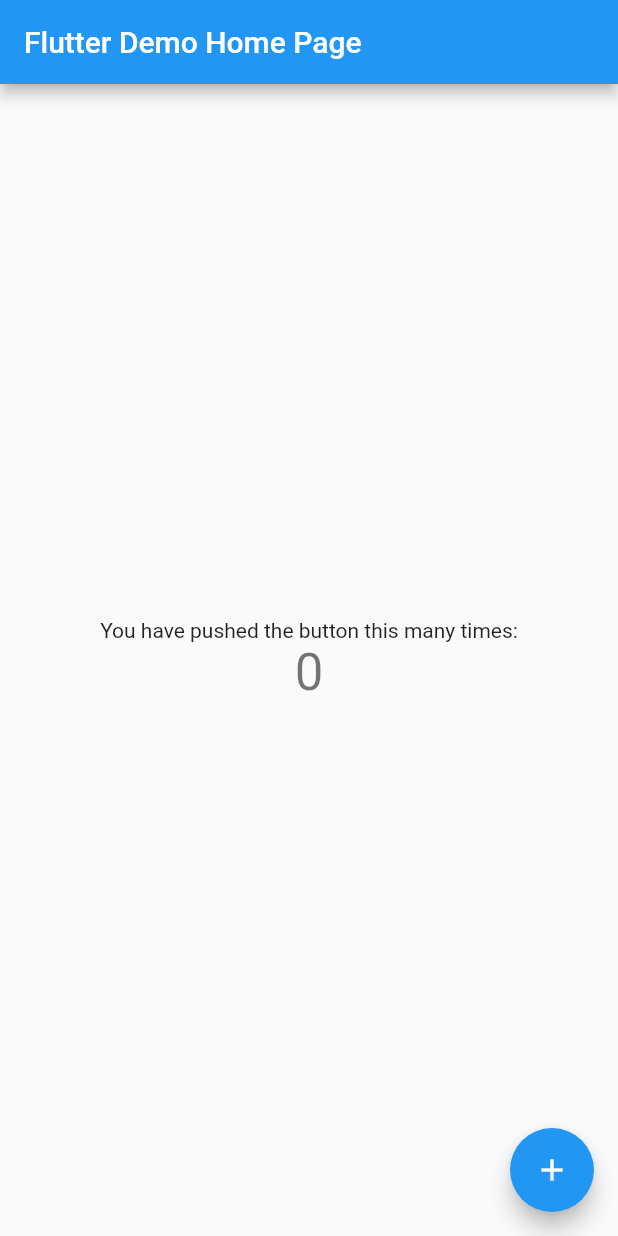
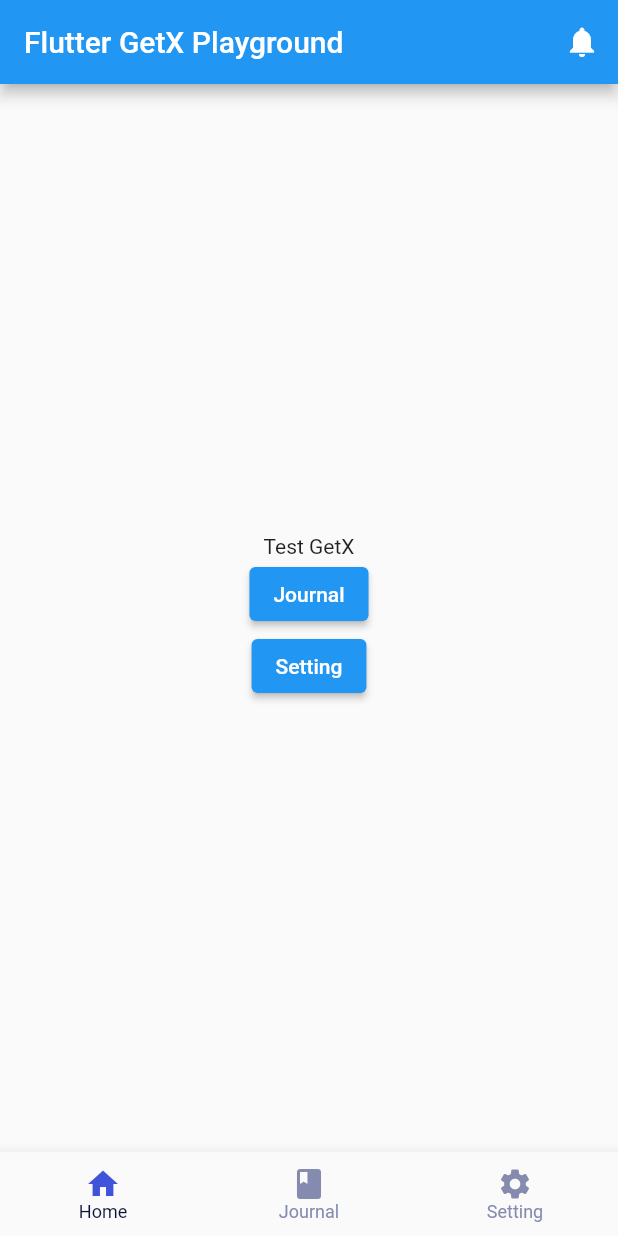
Before and after one commit to khemmanat/flutter_getx_playground, a Flutter app: the screen it shows after launch, on a phone screen of 412 x 824 dp. Run offline on Flutter 3.47's test engine with Material 2 defaults, Android fonts, the phone set to English and light mode, and no system bars; our stand-ins replace get, google_fonts; Roboto replaces fonts that are missing (Mitr).

Commit message:
test routing

```diff
--- /dev/null
+++ b/lib/core/app_scaffold.dart
@@ -0,0 +1,38 @@
+import 'package:flutter/material.dart';
+
+class AppScaffold extends StatefulWidget {
+  const AppScaffold({
+    Key? key,
+    required this.body,
+    this.bottom,
+  }) : super(key: key);
+
+  final Widget body;
+  final Widget? bottom;
+
+  @override
+  State<AppScaffold> createState() => _AppScaffoldState();
+}
+
+class _AppScaffoldState extends State<AppScaffold> {
+  @override
+  Widget build(BuildContext context) {
+    return SafeArea(
+      top: true,
+      bottom: false,
+      child: Scaffold(
+        appBar: AppBar(
+          title: const Text('Flutter GetX Playground'),
+          actions: [
+            IconButton(
+              icon: const Icon(Icons.notifications),
+              onPressed: () {},
+            ),
+          ],
+        ),
+        body: widget.body,
+        bottomNavigationBar: widget.bottom,
+      ),
+    );
+  }
+}
--- /dev/null
+++ b/lib/features/home/home_screen.dart
@@ -0,0 +1,45 @@
+import 'package:flutter/material.dart';
+import 'package:flutter_getx_playground/features/journal/journal_screen.dart';
+import 'package:flutter_getx_playground/features/main/main_screen.dart';
+import 'package:flutter_getx_playground/features/setting/setting_screen.dart';
+import 'package:get/get.dart';
+
+class HomeScreen extends StatefulWidget {
+  const HomeScreen({Key? key}) : super(key: key);
+
+  @override
+  State<HomeScreen> createState() => _HomeScreenState();
+}
+
+class _HomeScreenState extends State<HomeScreen> {
+  BottomNavigationBar navigator =
+      MainScreen.bottomNavigatorKey.currentWidget as BottomNavigationBar;
+
+  @override
+  Widget build(BuildContext context) {
+    return Center(
+      child: Column(
+        mainAxisAlignment: MainAxisAlignment.center,
+        children: [
+          const Text(
+            'Test GetX',
+          ),
+          ElevatedButton(
+            child: const Text('Journal'),
+            onPressed: () {
+              // Get.to(JournalScreen());
+              navigator.onTap!(1);
+            },
+          ),
+          ElevatedButton(
+            child: const Text('Setting'),
+            onPressed: () {
+              // Get.to(SettingScreen());
+              navigator.onTap!(2);
+            },
+          ),
+        ],
+      ),
+    );
+  }
+}
--- /dev/null
+++ b/lib/features/journal/journal_screen.dart
@@ -0,0 +1,25 @@
+import 'package:flutter/material.dart';
+import 'package:get/get.dart';
+
+class JournalScreen extends StatefulWidget {
+  const JournalScreen({Key? key}) : super(key: key);
+
+  @override
+  State<JournalScreen> createState() => _JournalScreenState();
+}
+
+class _JournalScreenState extends State<JournalScreen> {
+  @override
+  Widget build(BuildContext context) {
+    return Center(
+      child: Column(
+        mainAxisAlignment: MainAxisAlignment.center,
+        children: const [
+          Text(
+            'JOURNAL',
+          ),
+        ],
+      ),
+    );
+  }
+}
--- /dev/null
+++ b/lib/features/main/main_screen.dart
@@ -0,0 +1,80 @@
+import 'package:flutter/material.dart';
+import 'package:flutter_getx_playground/core/app_scaffold.dart';
+import 'package:flutter_getx_playground/features/home/home_screen.dart';
+import 'package:flutter_getx_playground/features/journal/journal_screen.dart';
+import 'package:flutter_getx_playground/features/setting/setting_screen.dart';
+import 'package:flutter_getx_playground/theme/color_theme.dart';
+import 'package:google_fonts/google_fonts.dart';
+
+class MainScreen extends StatefulWidget {
+  const MainScreen({Key? key}) : super(key: key);
+  static final bottomNavigatorKey = GlobalKey<State<BottomNavigationBar>>();
+
+  @override
+  State<MainScreen> createState() => _MainScreenState();
+}
+
+class _MainScreenState extends State<MainScreen> {
+  int index = 0;
+
+  @override
+  void initState() {
+    super.initState();
+  }
+
+  @override
+  Widget build(BuildContext context) {
+    return AppScaffold(
+      body: IndexedStack(
+        index: index,
+        children: const [
+          HomeScreen(),
+          JournalScreen(),
+          SettingScreen(),
+        ],
+      ),
+      bottom: BottomNavigationBar(
+          key: MainScreen.bottomNavigatorKey,
+          showUnselectedLabels: true,
+          type: BottomNavigationBarType.fixed,
+          selectedFontSize: 14,
+          unselectedFontSize: 14,
+          selectedItemColor: ColorTheme.primaryBlackColor,
+          selectedIconTheme:
+              const IconThemeData(color: ColorTheme.primaryBlueColor),
+          selectedLabelStyle: GoogleFonts.mitr(
+            fontSize: 12,
+            color: ColorTheme.primaryBlackColor,
+          ),
+          unselectedLabelStyle: GoogleFonts.mitr(
+            fontSize: 12,
+            color: ColorTheme.primaryBlueGrayColor,
+          ),
+          unselectedIconTheme:
+              const IconThemeData(color: ColorTheme.primaryBlueGrayColor),
+          unselectedItemColor: ColorTheme.primaryBlueGrayColor,
+          items: [
+            _buildBottomNavItem(title: "Home", icon: const Icon(Icons.home)),
+            _buildBottomNavItem(title: "Journal", icon: const Icon(Icons.book)),
+            _buildBottomNavItem(
+                title: "Setting", icon: const Icon(Icons.settings)),
+          ],
+          currentIndex: index,
+          onTap: (int index) {
+            setState(() {
+              this.index = index;
+            });
+          }),
+    );
+  }
+
+  BottomNavigationBarItem _buildBottomNavItem({
+    required String title,
+    required Widget icon,
+  }) {
+    return BottomNavigationBarItem(
+      icon: icon,
+      label: title,
+    );
+  }
+}
--- /dev/null
+++ b/lib/features/setting/setting_screen.dart
@@ -0,0 +1,25 @@
+import 'package:flutter/material.dart';
+import 'package:get/get.dart';
+
+class SettingScreen extends StatefulWidget {
+  const SettingScreen({Key? key}) : super(key: key);
+
+  @override
+  State<SettingScreen> createState() => _SettingScreenState();
+}
+
+class _SettingScreenState extends State<SettingScreen> {
+  @override
+  Widget build(BuildContext context) {
+    return Center(
+      child: Column(
+        mainAxisAlignment: MainAxisAlignment.center,
+        children: const [
+          Text(
+            'SETTING',
+          ),
+        ],
+      ),
+    );
+  }
+}
--- a/lib/main.dart
+++ b/lib/main.dart
@@ -1,4 +1,9 @@
 import 'package:flutter/material.dart';
+import 'package:flutter_getx_playground/features/home/home_screen.dart';
+import 'package:flutter_getx_playground/features/journal/journal_screen.dart';
+import 'package:flutter_getx_playground/features/main/main_screen.dart';
+import 'package:flutter_getx_playground/features/setting/setting_screen.dart';
+import 'package:get/get.dart';
 
 void main() {
   runApp(const MyApp());
@@ -7,109 +12,15 @@
 class MyApp extends StatelessWidget {
   const MyApp({Key? key}) : super(key: key);
 
-  // This widget is the root of your application.
   @override
   Widget build(BuildContext context) {
-    return MaterialApp(
-      title: 'Flutter Demo',
+    return GetMaterialApp(
+      debugShowCheckedModeBanner: false,
+      title: 'Flutter GetX Playground',
       theme: ThemeData(
-        // This is the theme of your application.
-        //
-        // Try running your application with "flutter run". You'll see the
-        // application has a blue toolbar. Then, without quitting the app, try
-        // changing the primarySwatch below to Colors.green and then invoke
-        // "hot reload" (press "r" in the console where you ran "flutter run",
-        // or simply save your changes to "hot reload" in a Flutter IDE).
-        // Notice that the counter didn't reset back to zero; the application
-        // is not restarted.
         primarySwatch: Colors.blue,
       ),
-      home: const MyHomePage(title: 'Flutter Demo Home Page'),
+      home: const MainScreen(),
     );
   }
 }
-
-class MyHomePage extends StatefulWidget {
-  const MyHomePage({Key? key, required this.title}) : super(key: key);
-
-  // This widget is the home page of your application. It is stateful, meaning
-  // that it has a State object (defined below) that contains fields that affect
-  // how it looks.
-
-  // This class is the configuration for the state. It holds the values (in this
-  // case the title) provided by the parent (in this case the App widget) and
-  // used by the build method of the State. Fields in a Widget subclass are
-  // always marked "final".
-
-  final String title;
-
-  @override
-  State<MyHomePage> createState() => _MyHomePageState();
-}
-
-class _MyHomePageState extends State<MyHomePage> {
-  int _counter = 0;
-
-  void _incrementCounter() {
-    setState(() {
-      // This call to setState tells the Flutter framework that something has
-      // changed in this State, which causes it to rerun the build method below
-      // so that the display can reflect the updated values. If we changed
-      // _counter without calling setState(), then the build method would not be
-      // called again, and so nothing would appear to happen.
-      _counter++;
-    });
-  }
-
-  @override
-  Widget build(BuildContext context) {
-    // This method is rerun every time setState is called, for instance as done
-    // by the _incrementCounter method above.
-    //
-    // The Flutter framework has been optimized to make rerunning build methods
-    // fast, so that you can just rebuild anything that needs updating rather
-    // than having to individually change instances of widgets.
-    return Scaffold(
-      appBar: AppBar(
-        // Here we take the value from the MyHomePage object that was created by
-        // the App.build method, and use it to set our appbar title.
-        title: Text(widget.title),
-      ),
-      body: Center(
-        // Center is a layout widget. It takes a single child and positions it
-        // in the middle of the parent.
-        child: Column(
-          // Column is also a layout widget. It takes a list of children and
-          // arranges them vertically. By default, it sizes itself to fit its
-          // children horizontally, and tries to be as tall as its parent.
-          //
-          // Invoke "debug painting" (press "p" in the console, choose the
-          // "Toggle Debug Paint" action from the Flutter Inspector in Android
-          // Studio, or the "Toggle Debug Paint" command in Visual Studio Code)
-          // to see the wireframe for each widget.
-          //
-          // Column has various properties to control how it sizes itself and
-          // how it positions its children. Here we use mainAxisAlignment to
-          // center the children vertically; the main axis here is the vertical
-          // axis because Columns are vertical (the cross axis would be
-          // horizontal).
-          mainAxisAlignment: MainAxisAlignment.center,
-          children: <Widget>[
-            const Text(
-              'You have pushed the button this many times:',
-            ),
-            Text(
-              '$_counter',
-              style: Theme.of(context).textTheme.headline4,
-            ),
-          ],
-        ),
-      ),
-      floatingActionButton: FloatingActionButton(
-        onPressed: _incrementCounter,
-        tooltip: 'Increment',
-        child: const Icon(Icons.add),
-      ), // This trailing comma makes auto-formatting nicer for build methods.
-    );
-  }
-}
--- /dev/null
+++ b/lib/theme/color_theme.dart
@@ -0,0 +1,7 @@
+import 'package:flutter/material.dart';
+
+class ColorTheme {
+  static const primaryBlackColor = Color(0xFF0c1135);
+  static const primaryBlueColor = Color(0xFF3f54d9);
+  static const primaryBlueGrayColor = Color(0xFF858baf);
+}
```
Also changed, not shown: pubspec.yaml (+4 -10 lines), pubspec.lock, 1 other file.
